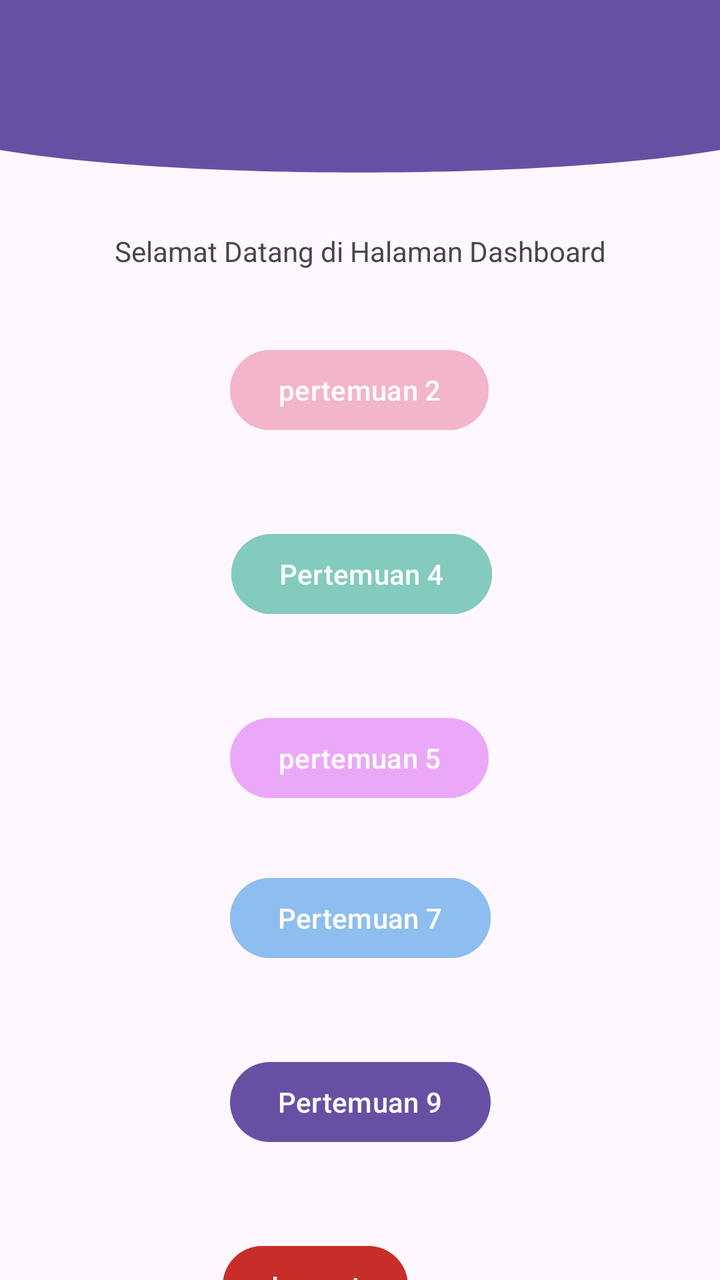
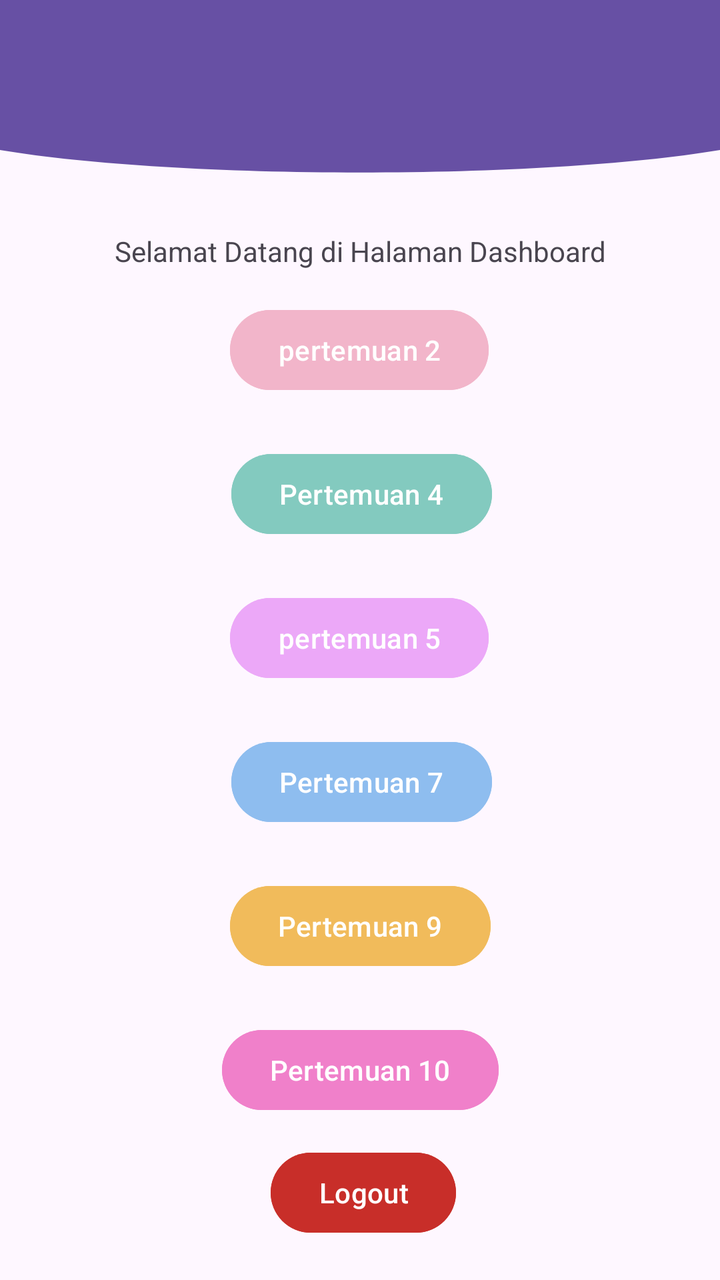

Two renders of the same Android screen: before a commit and after it. Below are the layout's source before the change and the commit's diff.
<!-- AndroidManifest.xml: application theme Theme.NaylaApps -->
<!-- res/layout/fragment_home.xml -->
<?xml version="1.0" encoding="utf-8"?>
<androidx.constraintlayout.widget.ConstraintLayout xmlns:android="http://schemas.android.com/apk/res/android"
    xmlns:tools="http://schemas.android.com/tools"
    android:layout_width="match_parent"
    android:layout_height="match_parent"
    xmlns:app="http://schemas.android.com/apk/res-auto"
    tools:context=".Home.HomeFragment">

    <View
        android:id="@+id/background_header"
        android:layout_width="0dp"
        android:layout_height="100dp"
        android:background="@drawable/bg_header_wave"
        app:layout_constraintStart_toStartOf="parent"
        app:layout_constraintEnd_toEndOf="parent"
        app:layout_constraintTop_toTopOf="parent"/>


    <androidx.appcompat.widget.Toolbar
        android:id="@+id/toolbar"
        android:layout_width="410dp"
        android:layout_height="54dp"
        android:layout_marginTop="4dp"
        android:background="?attr/colorPrimary"
        app:layout_constraintEnd_toEndOf="parent"
        app:layout_constraintHorizontal_bias="1.0"
        app:layout_constraintStart_toStartOf="parent"
        app:layout_constraintTop_toTopOf="parent"
        app:layout_scrollFlags="scroll|enterAlways"
        app:titleTextColor="@android:color/white" />

    <Button
        android:id="@+id/btnMain"
        android:layout_width="wrap_content"
        android:layout_height="wrap_content"
        android:layout_marginTop="44dp"
        android:text="Pertemuan 4"
        android:backgroundTint="#83CABF"
        app:layout_constraintEnd_toEndOf="parent"
        app:layout_constraintHorizontal_bias="0.503"
        app:layout_constraintStart_toStartOf="parent"
        app:layout_constraintTop_toBottomOf="@+id/btnToSecond" />

    <androidx.constraintlayout.widget.Group
        android:layout_width="wrap_content"
        android:layout_height="wrap_content"/>


    <Button
        android:id="@+id/btnToSecond"
        android:layout_width="wrap_content"
        android:layout_height="wrap_content"
        android:layout_marginTop="36dp"
        android:text="pertemuan 2"
        android:backgroundTint="#F2B5CA"
        app:layout_constraintEnd_toEndOf="parent"
        app:layout_constraintHorizontal_bias="0.498"
        app:layout_constraintStart_toStartOf="parent"
        app:layout_constraintTop_toBottomOf="@+id/textView3" />

    <Button
        android:id="@+id/btnToFifth"
        android:layout_width="wrap_content"
        android:layout_height="wrap_content"
        android:layout_marginTop="44dp"
        android:text="pertemuan 5"
        app:layout_anchor="@+id/btnMain"
        android:backgroundTint="#ECA8F8"
        app:layout_anchorGravity="end|bottom"
        app:layout_constraintEnd_toEndOf="parent"
        app:layout_constraintHorizontal_bias="0.498"
        app:layout_constraintStart_toStartOf="parent"
        app:layout_constraintTop_toBottomOf="@+id/btnMain" />

    <Button
        android:id="@+id/btnLogout"
        android:layout_width="wrap_content"
        android:layout_height="wrap_content"
        android:layout_marginTop="44dp"
        android:layout_marginEnd="156dp"
        android:backgroundTint="#C82E29"
        android:text="Logout"

        app:layout_constraintBottom_toBottomOf="parent"
        app:layout_constraintEnd_toEndOf="parent"
        app:layout_constraintTop_toBottomOf="@+id/btnToNinth"
        app:layout_constraintVertical_bias="0.0" />

    <Button
        android:id="@+id/btnToSeventh"
        android:layout_width="wrap_content"
        android:layout_height="wrap_content"
        android:layout_marginTop="32dp"
        android:backgroundTint="#8EBDEF"
        android:text="Pertemuan 7"
        app:layout_constraintEnd_toEndOf="parent"
        app:layout_constraintStart_toStartOf="parent"
        app:layout_constraintTop_toBottomOf="@+id/btnToFifth" />

    <TextView
        android:id="@+id/textView3"
        android:layout_width="wrap_content"
        android:layout_height="wrap_content"
        android:layout_marginTop="116dp"
        android:text="Selamat Datang di Halaman Dashboard"
        app:layout_constraintEnd_toEndOf="parent"
        app:layout_constraintStart_toStartOf="parent"
        app:layout_constraintTop_toTopOf="parent" />

    <Button
        android:id="@+id/btnToNinth"
        android:layout_width="wrap_content"
        android:layout_height="wrap_content"
        android:layout_marginTop="44dp"
        android:text="Pertemuan 9"
        app:layout_constraintEnd_toEndOf="parent"
        app:layout_constraintStart_toStartOf="parent"
        app:layout_constraintTop_toBottomOf="@+id/btnToSeventh" />

</androidx.constraintlayout.widget.ConstraintLayout>
<!-- resources referenced by this layout -->
<resources>
  <!-- drawable bg_header_wave (drawable) -->
  <vector xmlns:android="http://schemas.android.com/apk/res/android"
      android:width="100dp"
      android:height="100dp"
      android:viewportWidth="100"
      android:viewportHeight="100">
  
      
      <path
          android:fillColor="?attr/colorPrimary"
          android:pathData="
              M0,0
              L100,0
              L100,40
              C 75,55
                25,20
                0,40
              Z" />
  
      <path
          android:fillColor="?attr/colorPrimary"
          android:pathData="
              M0,0
              L100,0
              L100,75
              C 75,90
                25,90
                0,75
              Z" />
  </vector>
  <style name="Theme.NaylaApps" parent="Base.Theme.NaylaApps" />
  <style name="Base.Theme.NaylaApps" parent="Theme.Material3.DayNight.NoActionBar">
          
          
      </style>
</resources>

<!-- the commit's change to res/layout/fragment_home.xml (unified diff, before → after) -->
@@ -33,9 +33,9 @@
         android:id="@+id/btnMain"
         android:layout_width="wrap_content"
         android:layout_height="wrap_content"
-        android:layout_marginTop="44dp"
+        android:layout_marginTop="24dp"
+        android:backgroundTint="#83CABF"
         android:text="Pertemuan 4"
-        android:backgroundTint="#83CABF"
         app:layout_constraintEnd_toEndOf="parent"
         app:layout_constraintHorizontal_bias="0.503"
         app:layout_constraintStart_toStartOf="parent"
@@ -50,9 +50,9 @@
         android:id="@+id/btnToSecond"
         android:layout_width="wrap_content"
         android:layout_height="wrap_content"
-        android:layout_marginTop="36dp"
+        android:layout_marginTop="16dp"
+        android:backgroundTint="#F2B5CA"
         android:text="pertemuan 2"
-        android:backgroundTint="#F2B5CA"
         app:layout_constraintEnd_toEndOf="parent"
         app:layout_constraintHorizontal_bias="0.498"
         app:layout_constraintStart_toStartOf="parent"
@@ -62,10 +62,10 @@
         android:id="@+id/btnToFifth"
         android:layout_width="wrap_content"
         android:layout_height="wrap_content"
-        android:layout_marginTop="44dp"
+        android:layout_marginTop="24dp"
+        android:backgroundTint="#ECA8F8"
         android:text="pertemuan 5"
         app:layout_anchor="@+id/btnMain"
-        android:backgroundTint="#ECA8F8"
         app:layout_anchorGravity="end|bottom"
         app:layout_constraintEnd_toEndOf="parent"
         app:layout_constraintHorizontal_bias="0.498"
@@ -76,24 +76,25 @@
         android:id="@+id/btnLogout"
         android:layout_width="wrap_content"
         android:layout_height="wrap_content"
-        android:layout_marginTop="44dp"
-        android:layout_marginEnd="156dp"
         android:backgroundTint="#C82E29"
         android:text="Logout"
 
         app:layout_constraintBottom_toBottomOf="parent"
         app:layout_constraintEnd_toEndOf="parent"
-        app:layout_constraintTop_toBottomOf="@+id/btnToNinth"
-        app:layout_constraintVertical_bias="0.0" />
+        app:layout_constraintHorizontal_bias="0.506"
+        app:layout_constraintStart_toStartOf="parent"
+        app:layout_constraintTop_toBottomOf="@+id/btnToTenth"
+        app:layout_constraintVertical_bias="0.402" />
 
     <Button
         android:id="@+id/btnToSeventh"
         android:layout_width="wrap_content"
         android:layout_height="wrap_content"
-        android:layout_marginTop="32dp"
+        android:layout_marginTop="24dp"
         android:backgroundTint="#8EBDEF"
         android:text="Pertemuan 7"
         app:layout_constraintEnd_toEndOf="parent"
+        app:layout_constraintHorizontal_bias="0.503"
         app:layout_constraintStart_toStartOf="parent"
         app:layout_constraintTop_toBottomOf="@+id/btnToFifth" />
 
@@ -111,10 +112,22 @@
         android:id="@+id/btnToNinth"
         android:layout_width="wrap_content"
         android:layout_height="wrap_content"
-        android:layout_marginTop="44dp"
+        android:layout_marginTop="24dp"
         android:text="Pertemuan 9"
+        android:backgroundTint="#f1bb5b"
         app:layout_constraintEnd_toEndOf="parent"
         app:layout_constraintStart_toStartOf="parent"
         app:layout_constraintTop_toBottomOf="@+id/btnToSeventh" />
 
+    <Button
+        android:id="@+id/btnToTenth"
+        android:layout_width="wrap_content"
+        android:layout_height="wrap_content"
+        android:layout_marginTop="24dp"
+        android:text="Pertemuan 10"
+        android:backgroundTint="#f080ca"
+        app:layout_constraintEnd_toEndOf="parent"
+        app:layout_constraintStart_toStartOf="parent"
+        app:layout_constraintTop_toBottomOf="@+id/btnToNinth" />
+
 </androidx.constraintlayout.widget.ConstraintLayout>
